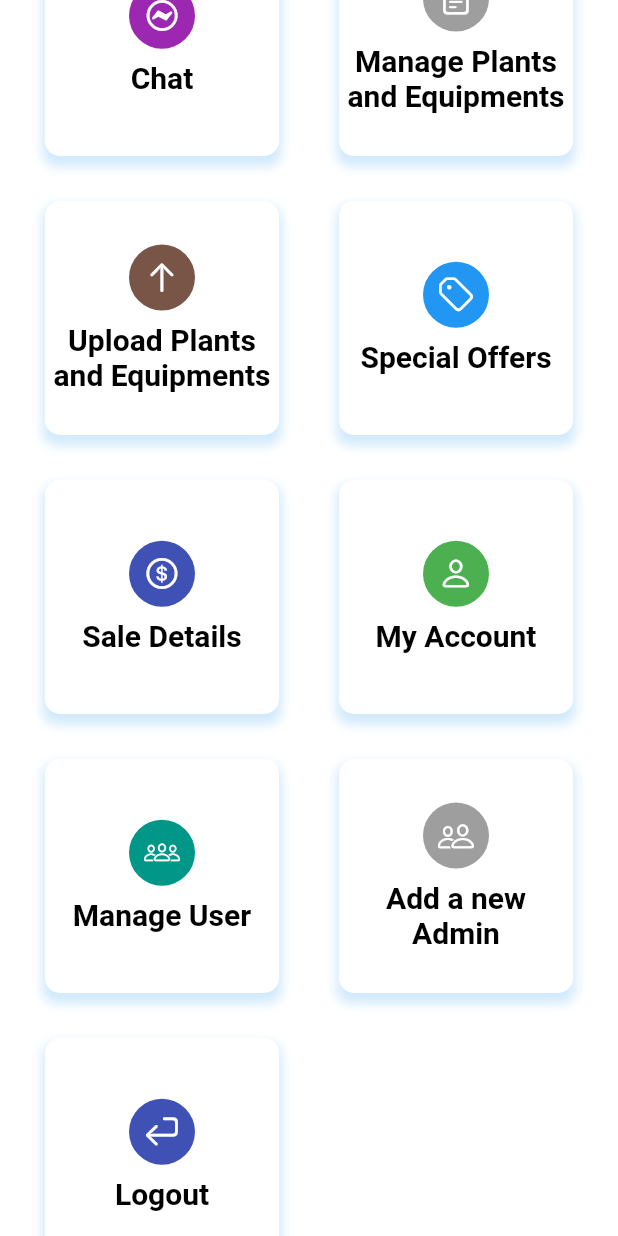
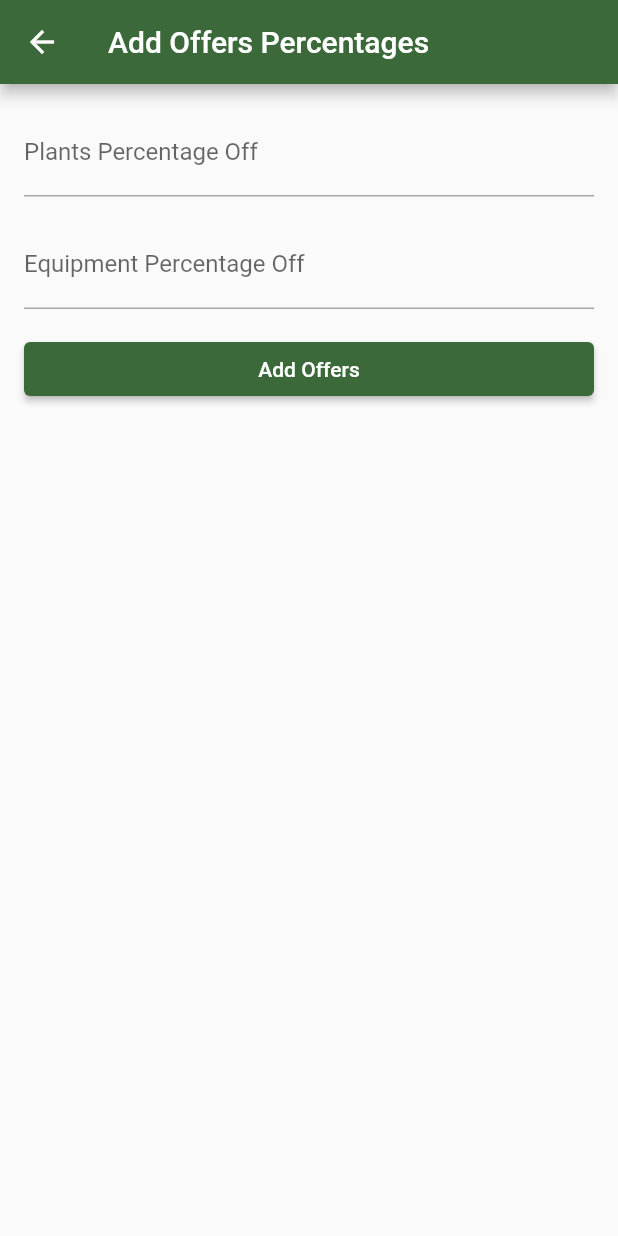
Before and after one commit to Sharangan13/project_02_final, a Flutter app: the AdminHome screen opened directly, scrolled down 576 dp, after a tap on "Special Offers", on a phone screen of 412 x 824 dp. Run offline on Flutter 3.47's test engine with Material 2 defaults, Android fonts, the phone set to English and light mode, and no system bars; our stand-ins replace cloud_firestore, firebase_auth, firebase_core, firebase_database, firebase_messaging, firebase_storage and 5 more; missing offline and left inert: qr_code_scanner; accounts and stored records are empty; network calls fail.

Commit message:
Add offers and Firebase

```diff
--- a/lib/authentication/screens/AdminChat.dart
+++ b/lib/Admin/AdminChat.dart
@@ -1,3 +1,4 @@
+import 'package:firebase_database/firebase_database.dart';
 import 'package:flutter/material.dart';
 import 'package:cloud_firestore/cloud_firestore.dart';
 
@@ -7,7 +8,7 @@ class HomePage extends StatelessWidget {
     return Scaffold(
       appBar: AppBar(
         backgroundColor: Colors.green,
-        title: Text('Admin'),
+        title: Text('Admin Chat'),
       ),
       body: ChatList(),
     );
@@ -193,4 +194,5 @@ class ChatBubble extends StatelessWidget {
       ),
     );
   }
+
 }
--- a/lib/Admin/AdminHome.dart
+++ b/lib/Admin/AdminHome.dart
@@ -2,8 +2,10 @@ import 'package:cloud_firestore/cloud_firestore.dart';
 import 'package:firebase_auth/firebase_auth.dart';
 import 'package:flutter/cupertino.dart';
 import 'package:flutter/material.dart';
+import 'package:project_02_final/Admin/SpecialOffers.dart';
 import '../authentication/screens/login.dart';
 import 'AddAdmin_ShowAdmin_screen.dart';
+import 'AdminChat.dart';
 import 'AdminManagePage.dart';
 import 'ConsultancyBookingDetailsPage.dart';
 import 'QrScannerPage.dart';
@@ -174,7 +176,12 @@ class _AdminHomeState extends State<AdminHome> {
                   ),
                   GestureDetector(
                     onTap: () {
-                      // Handle onTap for Chat
+                      Navigator.push(
+                        context,
+                        MaterialPageRoute(
+                          builder: (context) => HomePage(),//Admin chat home page
+                        ),
+                      ); // Handle onTap for Chat
                       // Add your code here
                     },
                     child: itemDashboard(
@@ -214,7 +221,14 @@ class _AdminHomeState extends State<AdminHome> {
                     ),
                   ),
                   GestureDetector(
-                    onTap: () {},
+                    onTap: () {
+                      Navigator.push(
+                        context,
+                        MaterialPageRoute(
+                          builder: (context) => Offers(),
+                        ),
+                      );
+                    },
                     child: itemDashboard(
                       'Special Offers',
                       CupertinoIcons.tag,
--- /dev/null
+++ b/lib/Admin/SpecialOffers.dart
@@ -0,0 +1,88 @@
+import 'package:flutter/material.dart';
+import 'package:cloud_firestore/cloud_firestore.dart';
+
+
+class Offers extends StatefulWidget {
+  @override
+  _OffersScreenState createState() => _OffersScreenState();
+}
+
+class _OffersScreenState extends State<Offers> {
+  final plantsController = TextEditingController();
+  final equipmentController = TextEditingController();
+
+  void addOffers() {
+    double plantsPercentage = double.parse(plantsController.text);
+    double equipmentPercentage = double.parse(equipmentController.text);
+
+
+    // Update the offers percentages in the existing document in Firestore
+    FirebaseFirestore.instance.collection('offers').doc('percentages').set({
+      'plantsPercentage': plantsPercentage,
+      'equipmentPercentage': equipmentPercentage,
+    }, SetOptions(merge: true)).then((value) {
+      plantsController.clear();
+      equipmentController.clear();
+      showDialog(
+        context: context,
+        builder: (context) => AlertDialog(
+          title: Text('Offers Added'),
+          content: Text('The offers percentages have been successfully added!'),
+          actions: [
+            TextButton(
+              onPressed: () => Navigator.pop(context),
+              child: Text('OK'),
+            ),
+          ],
+        ),
+      );
+    }).catchError((error) {
+      showDialog(
+        context: context,
+        builder: (context) => AlertDialog(
+          title: Text('Error'),
+          content: Text('Failed to add the offers percentages. Please try again.'),
+          actions: [
+            TextButton(
+              onPressed: () => Navigator.pop(context),
+              child: Text('OK'),
+            ),
+          ],
+        ),
+      );
+    });
+  }
+
+  @override
+  Widget build(BuildContext context) {
+    return Scaffold(
+      appBar: AppBar(
+        title: Text('Add Offers Percentages'),
+      ),
+      body: Padding(
+        padding: EdgeInsets.all(16.0),
+        child: Column(
+          crossAxisAlignment: CrossAxisAlignment.stretch,
+          children: [
+            TextField(
+              controller: plantsController,
+              decoration: InputDecoration(labelText: 'Plants Percentage Off'),
+              keyboardType: TextInputType.numberWithOptions(decimal: true),
+            ),
+            SizedBox(height: 16),
+            TextField(
+              controller: equipmentController,
+              decoration: InputDecoration(labelText: 'Equipment Percentage Off'),
+              keyboardType: TextInputType.numberWithOptions(decimal: true),
+            ),
+            SizedBox(height: 16),
+            ElevatedButton(
+              onPressed: addOffers,
+              child: Text('Add Offers'),
+            ),
+          ],
+        ),
+      ),
+    );
+  }
+}
```
Also changed, not shown: lib/authentication/screens/Chat.dart (+34 -14 lines), pubspec.lock.
